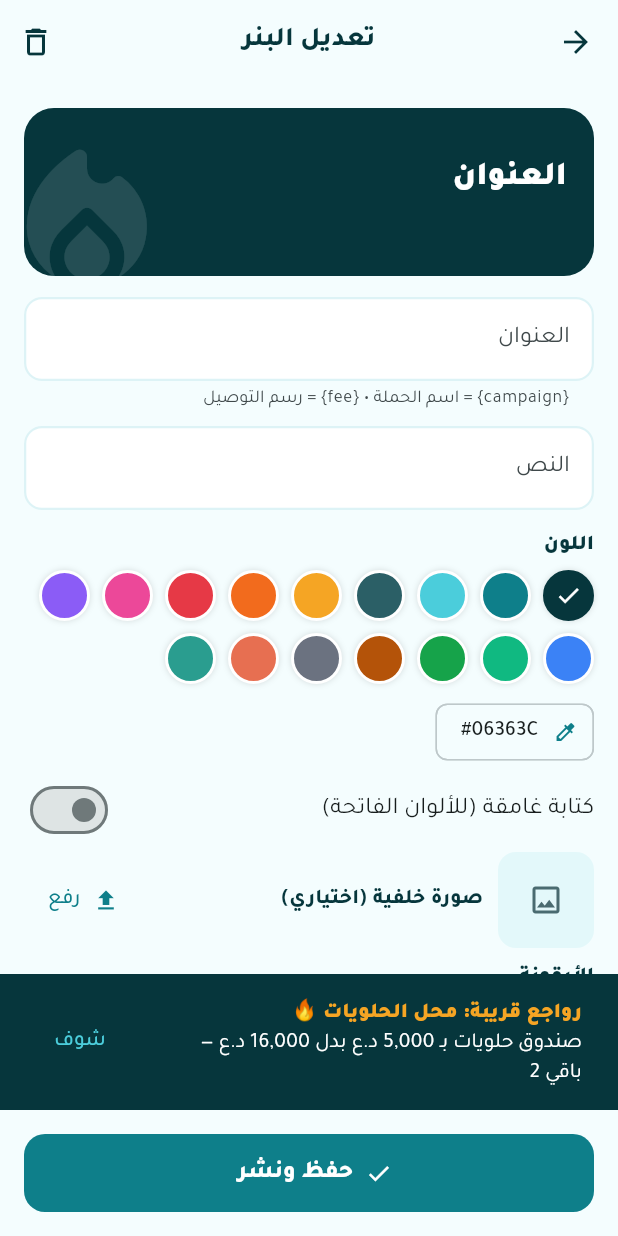
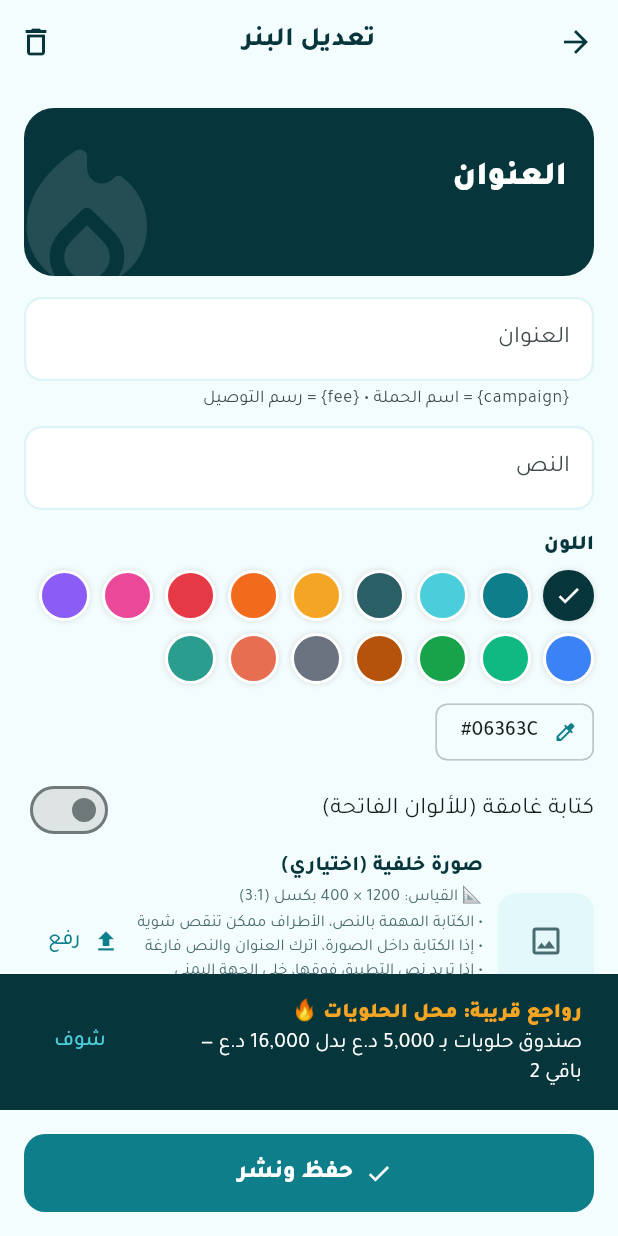
Before and after one commit to depoooooo/depo-app, a Flutter app: the BannerEdit screen opened directly with empty values, on a phone screen of 412 x 824 dp. Run offline on Flutter 3.47's test engine with Material 3 defaults, Android fonts, the phone set to English and light mode, and no system bars; our stand-ins replace cloud_firestore, firebase_auth, firebase_core, flutter_local_notifications, geolocator, image_picker and 1 more; accounts and stored records are empty; network calls fail.

Commit message:
ملاحظة القياس للمصمم عند رفع صور البنرات والأقسام
Co-Authored-By: Claude Opus 5.5 <noreply@anthropic.com>
Claude-Session: https://claude.ai/code/session_01A4MVxUFzJ6qDfjC18rWVaP

```diff
--- a/lib/screens/roles/content_tab.dart
+++ b/lib/screens/roles/content_tab.dart
@@ -127,7 +127,9 @@ class ImagePickField extends StatelessWidget {
   final String imageId;
   final ValueChanged<String> onChanged;
   final String label;
-  const ImagePickField({super.key, required this.imageId, required this.onChanged, this.label = 'صورة (اختياري)'});
+  final String hint; // ملاحظة للمصمم (القياس)
+  final double maxSide;
+  const ImagePickField({super.key, required this.imageId, required this.onChanged, this.label = 'صورة (اختياري)', this.hint = '', this.maxSide = 1200});
 
   @override
   Widget build(BuildContext context) {
@@ -142,10 +144,15 @@ class ImagePickField extends StatelessWidget {
             : AppImage(imageId: imageId, height: 64, width: 64, fallback: const Icon(Icons.broken_image_outlined)),
       ),
       const SizedBox(width: 10),
-      Expanded(child: Text(label, style: const TextStyle(fontWeight: FontWeight.w800))),
+      Expanded(
+        child: Column(crossAxisAlignment: CrossAxisAlignment.start, children: [
+          Text(label, style: const TextStyle(fontWeight: FontWeight.w800)),
+          if (hint.isNotEmpty) Text(hint, style: const TextStyle(fontSize: 11, color: DepoColors.muted, height: 1.5)),
+        ]),
+      ),
       TextButton.icon(
         onPressed: () async {
-          final id = await pickAndUpload(context, owner: 'content', maxSide: 1200, quality: 80);
+          final id = await pickAndUpload(context, owner: 'content', maxSide: maxSide, quality: 80);
           if (id != null) onChanged(id);
         },
         icon: const Icon(Icons.upload),
@@ -319,7 +326,8 @@ class _BannerEditState extends State<BannerEdit> {
         const SizedBox(height: 6),
         ColorPick(value: b.bg, onChanged: (v) => setState(() => b.bg = v)),
         SwitchListTile(contentPadding: EdgeInsets.zero, value: b.darkText, onChanged: (v) => setState(() => b.darkText = v), title: const Text('كتابة غامقة (للألوان الفاتحة)')),
-        ImagePickField(imageId: b.imageId, onChanged: (v) => setState(() => b.imageId = v), label: 'صورة خلفية (اختياري)'),
+        ImagePickField(imageId: b.imageId, onChanged: (v) => setState(() => b.imageId = v), label: 'صورة خلفية (اختياري)',
+            hint: '📐 القياس: 1200 × 400 بكسل (3:1)\n• الكتابة المهمة بالنص، الأطراف ممكن تنقص شوية\n• إذا الكتابة داخل الصورة، اترك العنوان والنص فارغة\n• إذا تريد نص التطبيق فوقها، خلي الجهة اليمنى هادئة\n• JPG أو PNG'),
         const SizedBox(height: 10),
         const Text('الأيقونة', style: TextStyle(fontWeight: FontWeight.w900)),
         const SizedBox(height: 6),
@@ -428,7 +436,9 @@ class _CatsEditorState extends State<CatsEditor> {
                 Expanded(child: TextField(controller: name, decoration: const InputDecoration(labelText: 'اسم القسم'))),
               ]),
               const SizedBox(height: 12),
-              ImagePickField(imageId: c.imageId, onChanged: (v) => set(() => c.imageId = v), label: 'صورة القسم (تطلع بالدائرة بدل الأيقونة)'),
+              ImagePickField(imageId: c.imageId, onChanged: (v) => set(() => c.imageId = v), label: 'صورة القسم (تطلع بالدائرة بدل الأيقونة)',
+                  maxSide: 600,
+                  hint: '📐 القياس: 500 × 500 بكسل (مربعة)\n• تنقص دائرة: خلي الأكلة/المنتج بالنص ويه فراغ حواليه\n• خلفية بيضاء أو لون سادة'),
               const SizedBox(height: 10),
               const Text('الأيقونة', style: TextStyle(fontWeight: FontWeight.w900)),
               const SizedBox(height: 6),
```
